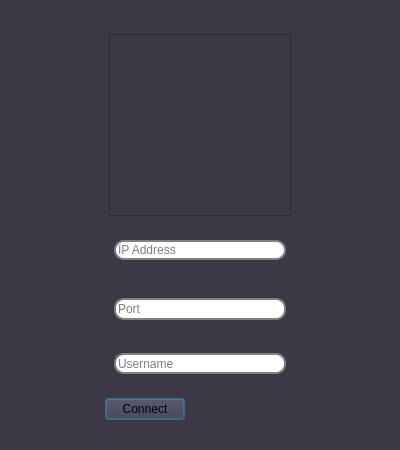
This is createserverdialog.ui in CarsonTSmith/GrackleQtClient as Qt 5 draws it before an edit. The edited form follows.
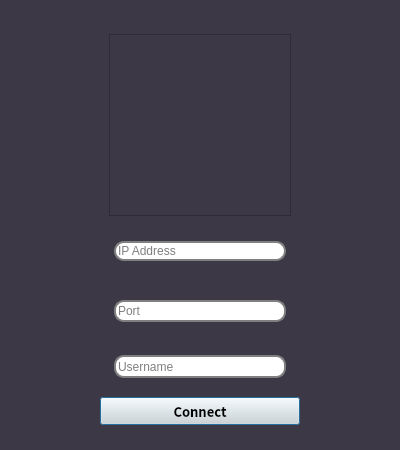
This is the edited form.

```diff
--- a/createserverdialog.ui
+++ b/createserverdialog.ui
@@ -280,36 +280,6 @@
           </widget>
          </item>
          <item>
-          <widget class="QWidget" name="widget_8" native="true">
-           <property name="sizePolicy">
-            <sizepolicy hsizetype="Preferred" vsizetype="Preferred">
-             <horstretch>10</horstretch>
-             <verstretch>0</verstretch>
-            </sizepolicy>
-           </property>
-           <property name="layoutDirection">
-            <enum>Qt::LeftToRight</enum>
-           </property>
-           <layout class="QHBoxLayout" name="horizontalLayout_2" stretch="0">
-            <property name="spacing">
-             <number>5</number>
-            </property>
-            <property name="sizeConstraint">
-             <enum>QLayout::SetFixedSize</enum>
-            </property>
-            <property name="leftMargin">
-             <number>5</number>
-            </property>
-            <property name="topMargin">
-             <number>5</number>
-            </property>
-            <property name="rightMargin">
-             <number>5</number>
-            </property>
-            <property name="bottomMargin">
-             <number>5</number>
-            </property>
-            <item alignment="Qt::AlignHCenter|Qt::AlignVCenter">
              <widget class="QPushButton" name="connectButton">
               <property name="sizePolicy">
                <sizepolicy hsizetype="Expanding" vsizetype="Preferred">
@@ -317,6 +287,20 @@
                 <verstretch>0</verstretch>
                </sizepolicy>
               </property>
+           <property name="font">
+            <font>
+             <family>Noto Sans CJK JP</family>
+             <pointsize>10</pointsize>
+             <weight>75</weight>
+             <bold>true</bold>
+            </font>
+           </property>
+           <property name="tabletTracking">
+            <bool>false</bool>
+           </property>
+           <property name="styleSheet">
+            <string notr="true">background-color: rgb(222, 221, 218);</string>
+           </property>
               <property name="text">
                <string>Connect</string>
               </property>
@@ -326,9 +310,6 @@
                 <height>16</height>
                </size>
               </property>
-             </widget>
-            </item>
-           </layout>
           </widget>
          </item>
         </layout>
```
Lines whose indentation alone changed are shown as unchanged.
